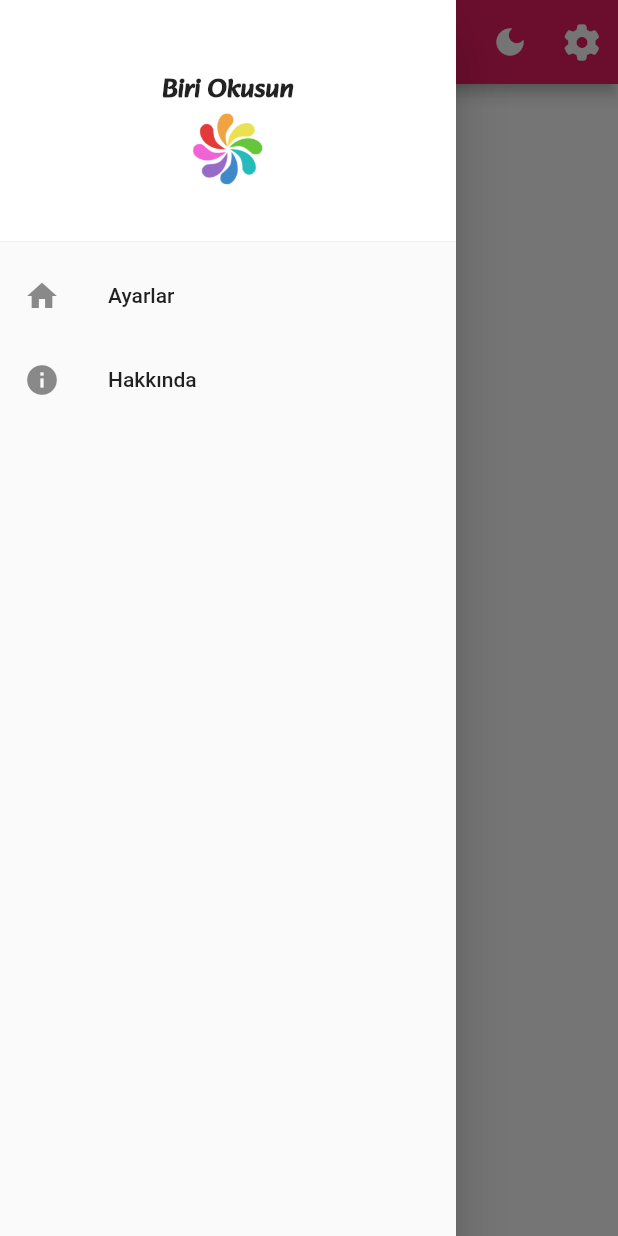
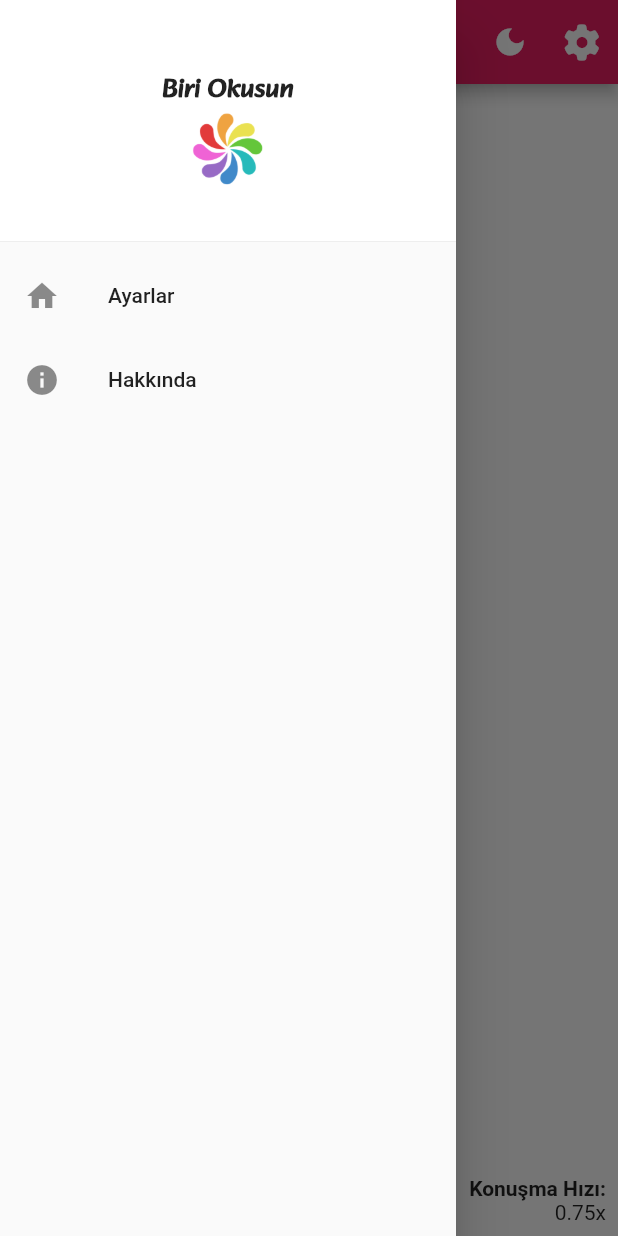
Before and after one commit to merihcavdar/biri_okusun, a Flutter app: the screen it shows after launch, with the side drawer open, on a phone screen of 412 x 824 dp. Run offline on Flutter 3.47's test engine with Material 2 defaults, Android fonts, the phone set to English and light mode, and no system bars; our stand-ins replace file_picker, flutter_slidable, flutter_tts, flutter_widget_from_html_core, font_awesome_flutter, hive_flutter and 1 more; missing offline and left inert: epub_parser; accounts and stored records are empty.

Commit message:
fully functional

```diff
--- a/lib/main.dart
+++ b/lib/main.dart
@@ -49,6 +49,18 @@ class _MyAppState extends State<MyApp> {
     } else {
       epubData.loadAppData();
     }
+    if (epubData.appData.isEmpty) {
+      epubData.appData.add(
+        {
+          "dark": false,
+          "name": "",
+          "locale": "tr-TR",
+          "seslendirici": "Seslendirici 1",
+          "speed": 0.75,
+        },
+      );
+      epubData.updateAppData();
+    }
     isDark = epubData.appData[0]["dark"];
   }
 
--- a/lib/screens/main_page.dart
+++ b/lib/screens/main_page.dart
@@ -238,8 +238,17 @@ class _MainPageState extends State<MainPage> {
                   () {
                     epubData.bookList = [];
                     epubData.appData = [];
+                    epubData.appData.add(
+                      {
+                        "dark": false,
+                        "name": "",
+                        "locale": "tr-TR",
+                        "seslendirici": "Seslendirici 1",
+                        "speed": 0.75,
+                      },
+                    );
+                    epubData.updateAppData();
                     epubData.updateDatabase();
-                    epubData.updateAppData();
                   },
                 );
               },
@@ -288,7 +297,11 @@ class _MainPageState extends State<MainPage> {
           ),
         ),
         floatingActionButtonLocation: FloatingActionButtonLocation.centerFloat,
-        body: GridView.count(
+        body: Column(
+          children: [
+            Expanded(
+              flex: 6,
+              child: GridView.count(
                 crossAxisCount: 2,
                 children: List.generate(epubData.bookList.length, (index) {
                   return Center(
@@ -327,7 +340,8 @@ class _MainPageState extends State<MainPage> {
                               .push(
                             MaterialPageRoute(
                               builder: (context) => EpubReadAloud(
-                          fileToLoad: epubData.bookList[index]["fileName"],
+                                fileToLoad: epubData.bookList[index]
+                                    ["fileName"],
                                 indexNo: index,
                               ),
                             ),
@@ -363,7 +377,8 @@ class _MainPageState extends State<MainPage> {
                                   style: TextStyle(
                                     fontSize: 20.0,
                                     fontWeight: FontWeight.bold,
-                              color: Theme.of(context).colorScheme.secondary,
+                                    color:
+                                        Theme.of(context).colorScheme.secondary,
                                   ),
                                   textAlign: TextAlign.center,
                                 ),
@@ -374,7 +389,8 @@ class _MainPageState extends State<MainPage> {
                                   epubData.bookList[index]["author"],
                                   style: TextStyle(
                                     fontSize: 16.0,
-                              color: Theme.of(context).colorScheme.secondary,
+                                    color:
+                                        Theme.of(context).colorScheme.secondary,
                                   ),
                                   textAlign: TextAlign.center,
                                 ),
@@ -385,7 +401,8 @@ class _MainPageState extends State<MainPage> {
                                   epubData.bookList[index]["lastChapter"],
                                   style: TextStyle(
                                     fontSize: 14.0,
-                              color: Theme.of(context).colorScheme.secondary,
+                                    color:
+                                        Theme.of(context).colorScheme.secondary,
                                   ),
                                   textAlign: TextAlign.center,
                                 ),
@@ -399,6 +416,50 @@ class _MainPageState extends State<MainPage> {
                 }),
               ),
             ),
+            Expanded(
+              flex: 1,
+              child: Align(
+                alignment: Alignment.centerLeft,
+                child: Container(
+                  padding: const EdgeInsets.all(
+                    8.0,
+                  ),
+                  child: Row(
+                    mainAxisAlignment: MainAxisAlignment.spaceBetween,
+                    children: [
+                      Column(
+                        mainAxisAlignment: MainAxisAlignment.end,
+                        crossAxisAlignment: CrossAxisAlignment.start,
+                        children: [
+                          const Text(
+                            "Seslendiren:",
+                            style: TextStyle(fontWeight: FontWeight.bold),
+                          ),
+                          Text(epubData.appData[0]["seslendirici"])
+                        ],
+                      ),
+                      Column(
+                        mainAxisAlignment: MainAxisAlignment.end,
+                        crossAxisAlignment: CrossAxisAlignment.end,
+                        children: [
+                          const Text(
+                            "Konuşma Hızı:",
+                            style: TextStyle(fontWeight: FontWeight.bold),
+                          ),
+                          Text(
+                            "${epubData.appData[0]["speed"].toString()}x",
+                            textAlign: TextAlign.right,
+                          )
+                        ],
+                      ),
+                    ],
+                  ),
+                ),
+              ),
+            ),
+          ],
+        ),
+      ),
     );
   }
 }
```
Also changed, not shown: lib/screens/epub_read_aloud.dart (+49 -12 lines). Lines whose indentation alone changed are shown as unchanged.
